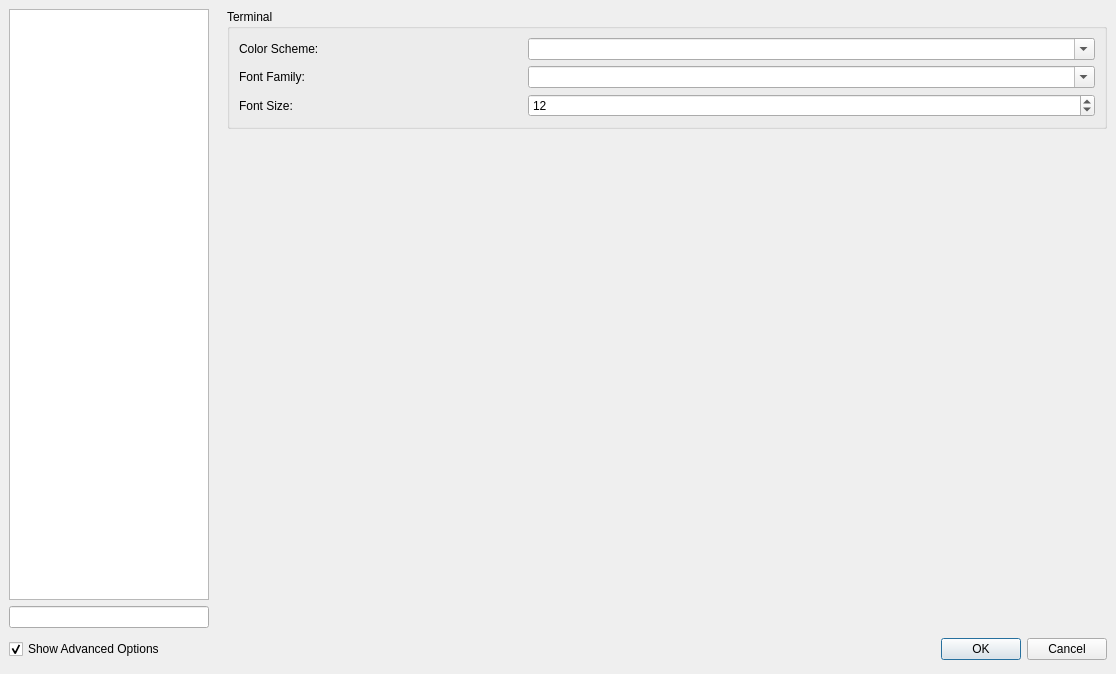
Qt form src/configdialog.ui (texstudio-org/texstudio) before a commit.
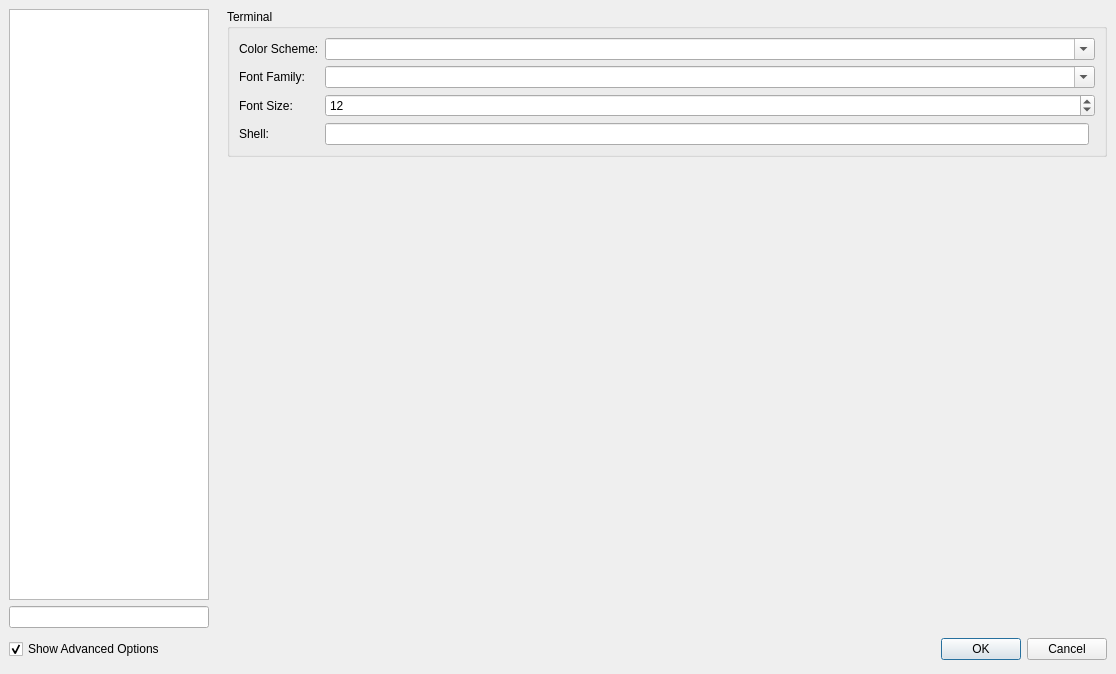
The same form after that commit. The open tabs and pages were chosen to show the change. Icons and pictures are not drawn.

Commit message: terminal config

```diff
--- a/src/configdialog.ui
+++ b/src/configdialog.ui
@@ -4521,6 +4521,16 @@
             </property>
            </widget>
           </item>
+          <item row="3" column="0">
+           <widget class="QLabel" name="labelShell">
+            <property name="text">
+             <string>Shell:</string>
+            </property>
+           </widget>
+          </item>
+          <item row="3" column="1">
+           <widget class="QLineEdit" name="lineEditTerminalShell"/>
+          </item>
 		 </layout>
 		</widget>
 	   </item>
```
The commit also changes 5 other files.
